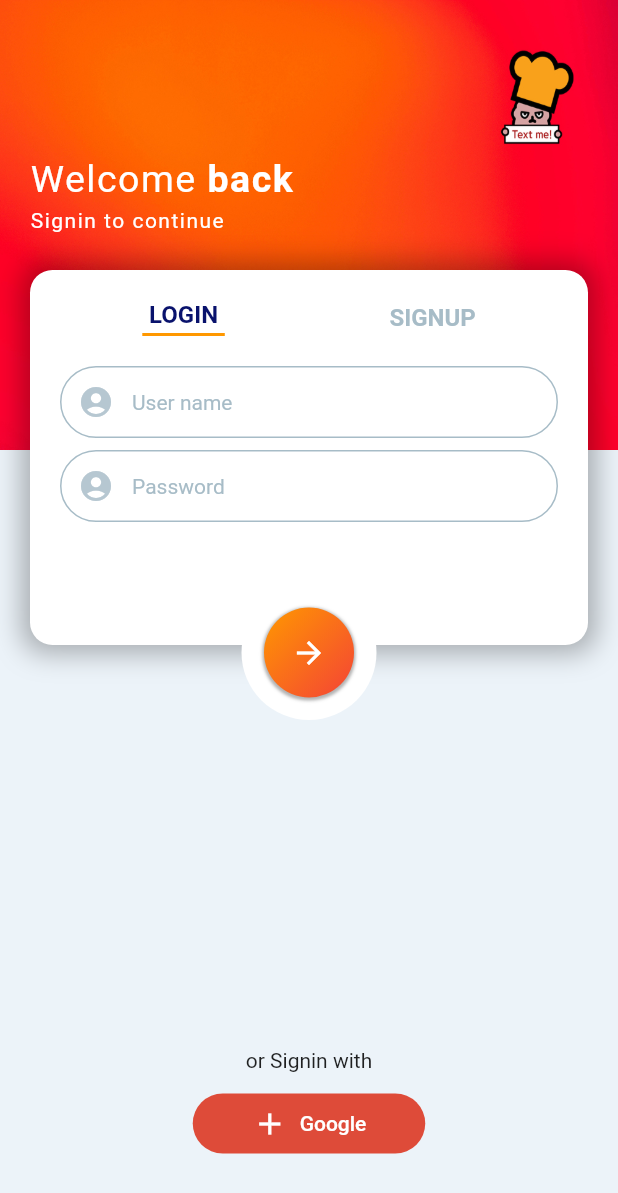
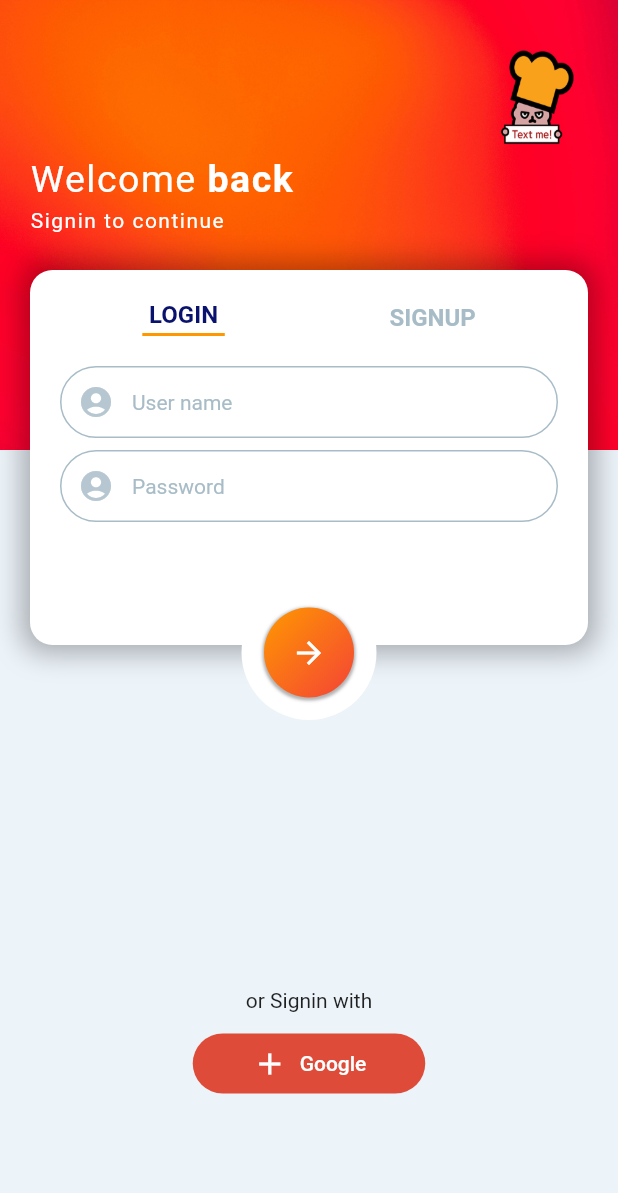
Before and after one commit to StudioZERONE/study_flutter_08_codingchef05_chat, a Flutter app: the screen it shows after launch, after a tap on "LOGIN", on a phone screen of 412 x 824 dp. Shown: the top 1193 px of the screen. Run offline on Flutter 3.47's test engine with Material 2 defaults, Android fonts, the light colour scheme and no system bars.

Commit message:
Google Login 버튼 위치 조정

```diff
--- a/lib/screen/main_screen.dart
+++ b/lib/screen/main_screen.dart
@@ -451,8 +451,12 @@ class _LoginSignupScreenState extends State<LoginSignupScreen> {
               ),
             ),
             // 구글 로그인 ---------------------------------
-            Positioned(
-              top: MediaQuery.of(context).size.height - 125,
+            AnimatedPositioned(
+              duration: const Duration(microseconds: 500),
+              curve: Curves.easeIn,
+              top: isSignupScreen
+                  ? MediaQuery.of(context).size.height - 125
+                  : MediaQuery.of(context).size.height - 165,
               right: 0,
               left: 0,
               child: Column(
```
